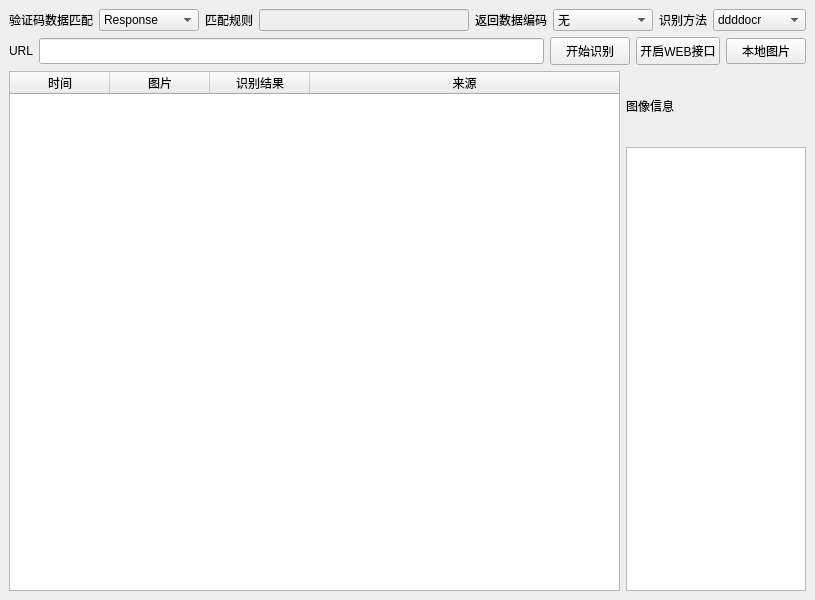
This is ui/main.ui in qianxiao996/code_identify as Qt 5 draws it before an edit. The edited form follows.
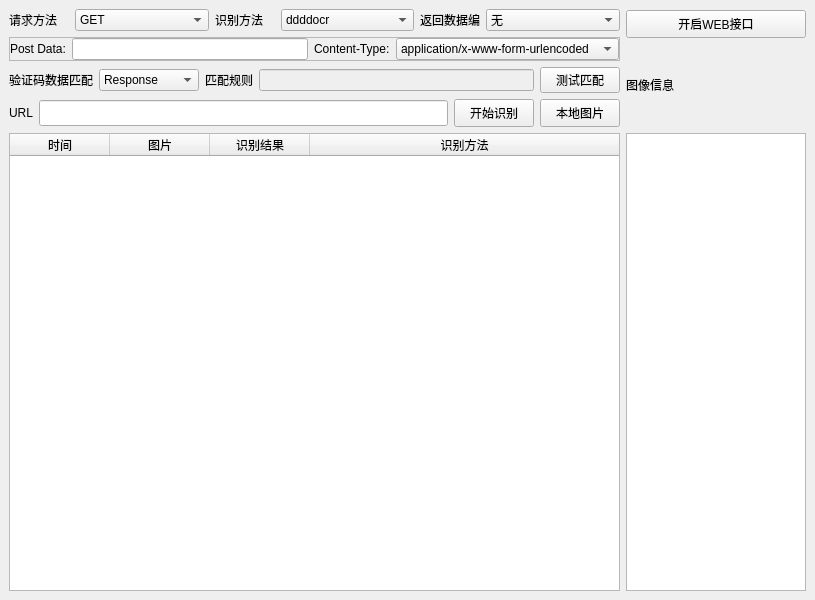
This is the edited form.

Diff of the .ui file:
```diff
--- a/ui/main.ui
+++ b/ui/main.ui
@@ -16,9 +16,193 @@
   <widget class="QWidget" name="centralwidget">
    <layout class="QGridLayout" name="gridLayout">
     <item row="0" column="0">
+     <layout class="QHBoxLayout" name="horizontalLayout_7">
+      <item>
      <layout class="QVBoxLayout" name="verticalLayout_2">
       <item>
-       <layout class="QHBoxLayout" name="horizontalLayout_4">
+         <layout class="QHBoxLayout" name="horizontalLayout_5">
+          <item>
+           <widget class="QLabel" name="label_5">
+            <property name="maximumSize">
+             <size>
+              <width>60</width>
+              <height>16777215</height>
+             </size>
+            </property>
+            <property name="text">
+             <string>请求方法</string>
+            </property>
+           </widget>
+          </item>
+          <item>
+           <widget class="QComboBox" name="comboBox_methods">
+            <item>
+             <property name="text">
+              <string>GET</string>
+             </property>
+            </item>
+            <item>
+             <property name="text">
+              <string>POST</string>
+             </property>
+            </item>
+           </widget>
+          </item>
+          <item>
+           <widget class="QLabel" name="label_4">
+            <property name="maximumSize">
+             <size>
+              <width>60</width>
+              <height>16777215</height>
+             </size>
+            </property>
+            <property name="text">
+             <string>识别方法</string>
+            </property>
+           </widget>
+          </item>
+          <item>
+           <widget class="QComboBox" name="comboBox">
+            <item>
+             <property name="text">
+              <string>ddddocr</string>
+             </property>
+            </item>
+            <item>
+             <property name="text">
+              <string>Muggle Ocr</string>
+             </property>
+            </item>
+            <item>
+             <property name="text">
+              <string>Easyocr</string>
+             </property>
+            </item>
+           </widget>
+          </item>
+          <item>
+           <widget class="QLabel" name="label_2">
+            <property name="maximumSize">
+             <size>
+              <width>60</width>
+              <height>16777215</height>
+             </size>
+            </property>
+            <property name="text">
+             <string>返回数据编码</string>
+            </property>
+           </widget>
+          </item>
+          <item>
+           <widget class="QComboBox" name="comboBox_encode">
+            <property name="minimumSize">
+             <size>
+              <width>100</width>
+              <height>0</height>
+             </size>
+            </property>
+            <property name="maximumSize">
+             <size>
+              <width>16777215</width>
+              <height>16777215</height>
+             </size>
+            </property>
+            <item>
+             <property name="text">
+              <string>无</string>
+             </property>
+            </item>
+            <item>
+             <property name="text">
+              <string>Base64</string>
+             </property>
+            </item>
+            <item>
+             <property name="text">
+              <string>Hex</string>
+             </property>
+            </item>
+            <item>
+             <property name="text">
+              <string>二进制</string>
+             </property>
+            </item>
+           </widget>
+          </item>
+         </layout>
+        </item>
+        <item>
+         <widget class="QFrame" name="frame">
+          <property name="frameShape">
+           <enum>QFrame::StyledPanel</enum>
+          </property>
+          <property name="frameShadow">
+           <enum>QFrame::Raised</enum>
+          </property>
+          <layout class="QHBoxLayout" name="horizontalLayout_6">
+           <property name="leftMargin">
+            <number>0</number>
+           </property>
+           <property name="topMargin">
+            <number>0</number>
+           </property>
+           <property name="rightMargin">
+            <number>0</number>
+           </property>
+           <property name="bottomMargin">
+            <number>0</number>
+           </property>
+           <item>
+            <widget class="QLabel" name="label_8">
+             <property name="maximumSize">
+              <size>
+               <width>60</width>
+               <height>16777215</height>
+              </size>
+             </property>
+             <property name="text">
+              <string>Post Data:</string>
+             </property>
+            </widget>
+           </item>
+           <item>
+            <widget class="QLineEdit" name="lineEdit_post_2"/>
+           </item>
+           <item>
+            <widget class="QLabel" name="label_9">
+             <property name="maximumSize">
+              <size>
+               <width>100</width>
+               <height>16777215</height>
+              </size>
+             </property>
+             <property name="text">
+              <string>Content-Type:</string>
+             </property>
+            </widget>
+           </item>
+           <item>
+            <widget class="QComboBox" name="comboBox_content_type_2">
+             <item>
+              <property name="text">
+               <string>application/x-www-form-urlencoded</string>
+              </property>
+             </item>
+             <item>
+              <property name="text">
+               <string>application/ison</string>
+              </property>
+             </item>
+             <item>
+              <property name="text">
+               <string>multipart/form-data</string>
+              </property>
+             </item>
+            </widget>
+           </item>
+          </layout>
+         </widget>
+        </item>
         <item>
          <layout class="QHBoxLayout" name="horizontalLayout">
           <item>
@@ -72,8 +256,6 @@
             </property>
            </widget>
           </item>
-         </layout>
-        </item>
         <item>
          <widget class="QLineEdit" name="lineEdit_type_text">
           <property name="enabled">
@@ -82,83 +264,17 @@
          </widget>
         </item>
         <item>
-         <layout class="QHBoxLayout" name="horizontalLayout_2">
-          <item>
-           <widget class="QLabel" name="label_2">
-            <property name="maximumSize">
-             <size>
-              <width>16777215</width>
-              <height>16777215</height>
-             </size>
-            </property>
-            <property name="text">
-             <string>返回数据编码</string>
-            </property>
-           </widget>
-          </item>
-          <item>
-           <widget class="QComboBox" name="comboBox_encode">
+           <widget class="QPushButton" name="pushButton_ceshi">
             <property name="minimumSize">
              <size>
-              <width>100</width>
+              <width>80</width>
               <height>0</height>
              </size>
             </property>
-            <property name="maximumSize">
-             <size>
-              <width>16777215</width>
-              <height>16777215</height>
-             </size>
-            </property>
-            <item>
              <property name="text">
-              <string>无</string>
-             </property>
-            </item>
-            <item>
-             <property name="text">
-              <string>Base64</string>
-             </property>
-            </item>
-            <item>
-             <property name="text">
-              <string>Hex</string>
-             </property>
-            </item>
-            <item>
-             <property name="text">
-              <string>二进制</string>
-             </property>
-            </item>
+             <string>测试匹配</string>
+            </property>
            </widget>
-          </item>
-          <item>
-           <widget class="QLabel" name="label_4">
-            <property name="text">
-             <string>识别方法</string>
-            </property>
-           </widget>
-          </item>
-          <item>
-           <widget class="QComboBox" name="comboBox">
-            <item>
-             <property name="text">
-              <string>ddddocr</string>
-             </property>
-            </item>
-            <item>
-             <property name="text">
-              <string>Muggle Ocr</string>
-             </property>
-            </item>
-            <item>
-             <property name="text">
-              <string>Easyocr</string>
-             </property>
-            </item>
-           </widget>
-          </item>
-         </layout>
         </item>
        </layout>
       </item>
@@ -209,24 +325,14 @@
           </property>
          </widget>
         </item>
-        <item>
-         <widget class="QPushButton" name="pushButton_web">
-          <property name="minimumSize">
-           <size>
-            <width>80</width>
-            <height>28</height>
-           </size>
-          </property>
-          <property name="styleSheet">
-           <string notr="true"/>
-          </property>
-          <property name="text">
-           <string>开启WEB接口</string>
-          </property>
-         </widget>
-        </item>
         <item>
          <widget class="QPushButton" name="pushButton_path">
+            <property name="minimumSize">
+             <size>
+              <width>80</width>
+              <height>28</height>
+             </size>
+            </property>
           <property name="text">
            <string>本地图片</string>
           </property>
@@ -234,13 +340,56 @@
         </item>
        </layout>
       </item>
+       </layout>
+      </item>
       <item>
-       <layout class="QHBoxLayout" name="horizontalLayout_5">
+       <layout class="QVBoxLayout" name="verticalLayout">
+        <item>
+         <widget class="QPushButton" name="pushButton_web">
+          <property name="minimumSize">
+           <size>
+            <width>100</width>
+            <height>28</height>
+           </size>
+          </property>
+          <property name="styleSheet">
+           <string notr="true"/>
+          </property>
+          <property name="text">
+           <string>开启WEB接口</string>
+          </property>
+         </widget>
+        </item>
+        <item>
+         <widget class="QLabel" name="label_code_result">
+          <property name="minimumSize">
+           <size>
+            <width>180</width>
+            <height>0</height>
+           </size>
+          </property>
+          <property name="maximumSize">
+           <size>
+            <width>180</width>
+            <height>80</height>
+           </size>
+          </property>
+          <property name="text">
+           <string>图像信息</string>
+          </property>
+         </widget>
+        </item>
+       </layout>
+      </item>
+     </layout>
+    </item>
+    <item row="1" column="0">
+     <layout class="QHBoxLayout" name="horizontalLayout_2">
         <item>
          <widget class="QTableWidget" name="tableWidget_result">
           <property name="minimumSize">
            <size>
-            <width>600</width>
+          <width>0</width>
             <height>0</height>
            </size>
           </property>
@@ -279,37 +428,16 @@
           </column>
           <column>
            <property name="text">
-            <string>来源</string>
-           </property>
-          </column>
-         </widget>
-        </item>
-        <item>
-         <layout class="QVBoxLayout" name="verticalLayout">
-          <item>
-           <widget class="QLabel" name="label_code_result">
-            <property name="minimumSize">
-             <size>
-              <width>180</width>
-              <height>70</height>
-             </size>
-            </property>
-            <property name="maximumSize">
-             <size>
-              <width>180</width>
-              <height>16777215</height>
-             </size>
-            </property>
-            <property name="text">
-             <string>图像信息</string>
-            </property>
+          <string>识别方法</string>
+         </property>
+        </column>
            </widget>
           </item>
           <item>
            <widget class="QPlainTextEdit" name="plainTextEdit_log">
             <property name="minimumSize">
              <size>
-              <width>150</width>
+          <width>180</width>
               <height>0</height>
              </size>
             </property>
@@ -323,10 +451,6 @@
              <string/>
             </property>
            </widget>
-          </item>
-         </layout>
-        </item>
-       </layout>
       </item>
      </layout>
     </item>
```
Left out of the diff: 2 changed lines with no effect on the pictures. Lines whose indentation alone changed are shown as unchanged.
